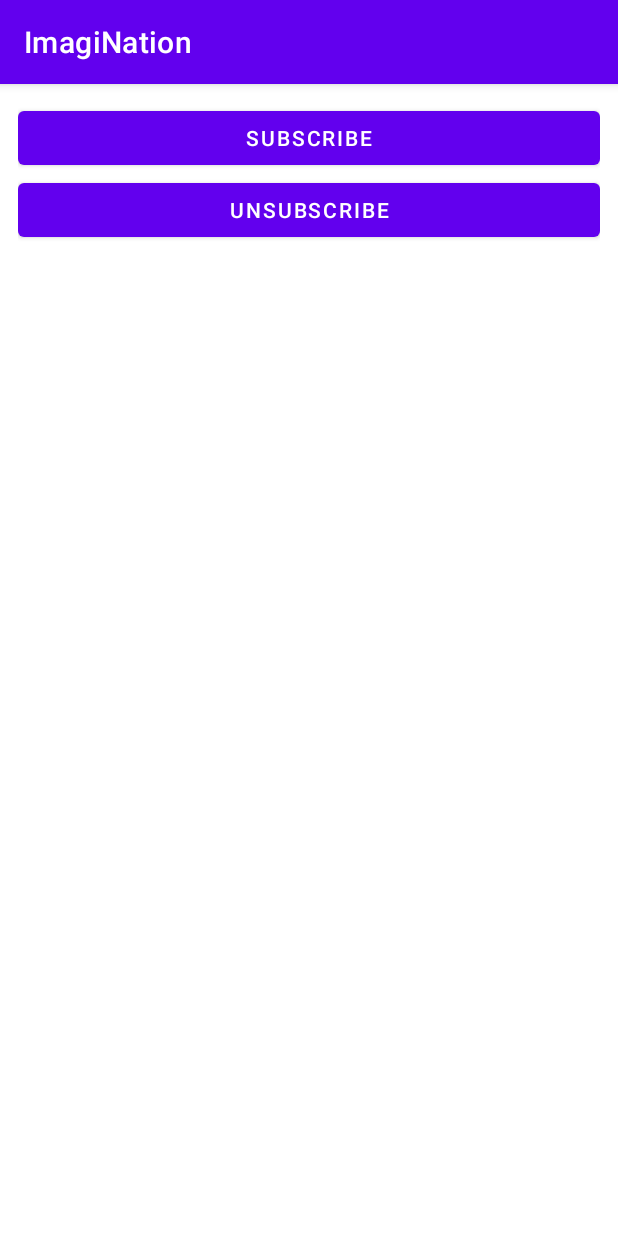
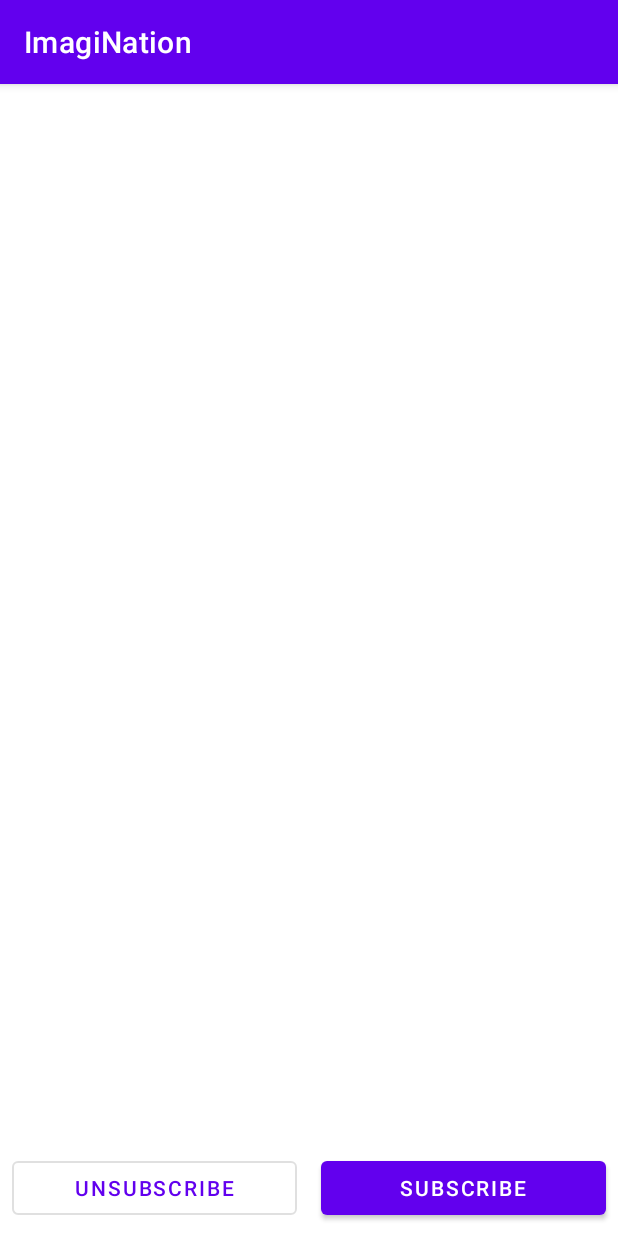
Before and after one commit to vldrshv/ImagiNation, an Android app: the screen it shows after launch (RxMessageActivity before the commit, LambdaActivity after it), on a phone screen of 412 x 824 dp. Run offline under Robolectric (Android 15) with nearby library versions, the phone set to English and light mode, and no system bars; our stand-ins replace RxJava.

Commit message:
rx + lambda message consumer

```diff
--- a/app/src/main/java/com/example/imagination/les3__rxkotlin_lambda/LambdaActivity.kt
+++ b/app/src/main/java/com/example/imagination/les3__rxkotlin_lambda/LambdaActivity.kt
@@ -2,12 +2,29 @@ package com.example.imagination.les3__rxkotlin_lambda
 
 import androidx.appcompat.app.AppCompatActivity
 import android.os.Bundle
+import android.view.View
 import com.example.imagination.R
+import com.example.imagination.les2__rxkotlin.ActivityView
+import kotlinx.android.synthetic.main.activity_lambda.*
 
-class LambdaActivity : AppCompatActivity() {
+class LambdaActivity : AppCompatActivity(), ActivityView {
+
+    private var presenter = Presenter(this)
 
     override fun onCreate(savedInstanceState: Bundle?) {
         super.onCreate(savedInstanceState)
         setContentView(R.layout.activity_lambda)
+
+        subscribeBtn.setOnClickListener {
+            presenter.subscribe()
+            setText("+\tsubscribe\n")
+        }
+        unsubscribeBtn.setOnClickListener {
+            presenter.unsubscribe()
+            setText("-\tunsubscribe\n") }
+    }
+
+    override fun setText(s: String) {
+        logTv.append(s + "\n")
     }
 }
--- /dev/null
+++ b/app/src/main/java/com/example/imagination/les3__rxkotlin_lambda/Presenter.kt
@@ -0,0 +1,106 @@
+package com.example.imagination.les3__rxkotlin_lambda
+
+import android.annotation.SuppressLint
+import android.util.Log
+import com.example.imagination.les2__rxkotlin.ActivityView
+import io.reactivex.Observable
+import io.reactivex.ObservableOnSubscribe
+import io.reactivex.Observer
+import io.reactivex.Scheduler
+import io.reactivex.android.schedulers.AndroidSchedulers
+import io.reactivex.disposables.Disposable
+import io.reactivex.observers.DisposableObserver
+import io.reactivex.schedulers.Schedulers
+
+class Presenter (activityView: ActivityView){
+    private val CLASS_TAG = "Presenter"
+    private val words: ArrayList<String> = arrayListOf<String>(
+        " many", " people", " like", " coding", " but", " not", " all",
+        " do", " it", " in", " clean", " way")
+
+    private var _activityView: ActivityView = activityView
+    private var observable: Observable<String>
+    private lateinit var disposable: Disposable
+    private var message = ""
+    private var messageThread = Thread(Runnable {
+        while (true) {
+            message = generateMessage()
+            Log.d(CLASS_TAG, "THREAD generated message: \"$message\"")
+            Thread.sleep(1000)
+        }
+    })
+
+    init {
+        observable = createObservable()
+        messageThread.start()
+    }
+
+    @SuppressLint("CheckResult")
+    fun subscribe() {
+        observable.observeOn(AndroidSchedulers.mainThread()).subscribe(
+            { it: String -> _activityView.setText(it) },
+            {t: Throwable? ->  t!!.printStackTrace()},
+            { Log.i(CLASS_TAG, "COMPLETED")},
+            {t: Disposable? ->  this@Presenter.disposable = t!!}
+        )
+    }
+
+//    SUBSCRIBE на стероидах сверху (лямбды), ниже нативное переопределение
+//
+//    fun subscribe() {
+//    observable.observeOn(AndroidSchedulers.mainThread()).subscribe (object: Observer<String> {
+//        override fun onSubscribe(d: Disposable) {
+//            this@Presenter.disposable = d
+//        }
+//
+//        override fun onNext(it: String) {
+//            Log.i(CLASS_TAG, "onNext + $it")
+//            Log.d(CLASS_TAG, "onNext: " + Thread.currentThread().name);
+//            _activityView.setText(it)
+//        }
+//
+//        override fun onError(e: Throwable) {
+//            e.printStackTrace()
+//        }
+//
+//        override fun onComplete() {
+//            Log.i(CLASS_TAG, "onComplete")
+//        }
+//
+//    })
+//    Log.d(CLASS_TAG, "subscribe: end " + Thread.currentThread().getName());
+//}
+
+    fun unsubscribe() {
+        disposable.dispose()
+    }
+
+    private fun createObservable(): Observable<String> {
+        return Observable.create(
+            ObservableOnSubscribe<String> {
+                    emitter ->
+                try {
+                    while (!emitter.isDisposed) {
+                        Log.d(CLASS_TAG, "EMITTER is disposed? - ${emitter.isDisposed}")
+                        emitter.onNext(message)
+                        Thread.sleep(1000)
+                    }
+                } catch (e: InterruptedException) {
+                    e.printStackTrace()
+            } }
+        ).subscribeOn(Schedulers.io())
+    }
+
+    private fun generateMessage(): String {
+        var randInd: Int
+        var s = ""
+        for (i in 0..(words.size/2)) {
+            randInd = (Math.random() * 100 % words.size).toInt()
+            s += words[randInd]
+        }
+
+        return s
+    }
+
+
+}
--- a/app/src/main/res/layout/activity_lambda.xml
+++ b/app/src/main/res/layout/activity_lambda.xml
@@ -1,9 +1,42 @@
 <?xml version="1.0" encoding="utf-8"?>
-<androidx.constraintlayout.widget.ConstraintLayout xmlns:android="http://schemas.android.com/apk/res/android"
+<androidx.appcompat.widget.LinearLayoutCompat
+    xmlns:android="http://schemas.android.com/apk/res/android"
     xmlns:app="http://schemas.android.com/apk/res-auto"
     xmlns:tools="http://schemas.android.com/tools"
     android:layout_width="match_parent"
     android:layout_height="match_parent"
+    android:orientation="vertical"
     tools:context=".les3__rxkotlin_lambda.LambdaActivity">
 
-</androidx.constraintlayout.widget.ConstraintLayout>
+    <androidx.appcompat.widget.AppCompatTextView
+        android:id="@+id/logTv"
+        android:layout_width="match_parent"
+        android:layout_height="match_parent"
+        android:layout_weight="1"
+        android:padding="4dp"
+        android:layout_marginBottom="4dp"
+        android:layout_margin="8dp"/>
+
+    <androidx.appcompat.widget.LinearLayoutCompat
+        android:layout_width="match_parent"
+        android:layout_height="wrap_content"
+        android:orientation="horizontal">
+        <com.google.android.material.button.MaterialButton
+            android:id="@+id/unsubscribeBtn"
+            style="@style/Widget.MaterialComponents.Button.OutlinedButton"
+            android:layout_width="match_parent"
+            android:layout_height="match_parent"
+            android:layout_margin="8dp"
+            android:text="unsubscribe"
+            android:layout_weight="1"/>
+        <com.google.android.material.button.MaterialButton
+            android:id="@+id/subscribeBtn"
+            android:layout_width="match_parent"
+            android:layout_height="match_parent"
+            android:layout_margin="8dp"
+            android:text="subscribe"
+            android:layout_weight="1" />
+
+
+    </androidx.appcompat.widget.LinearLayoutCompat>
+</androidx.appcompat.widget.LinearLayoutCompat>
```
Also changed, not shown: app/src/main/AndroidManifest.xml (+8 -2 lines), 212 other files.
